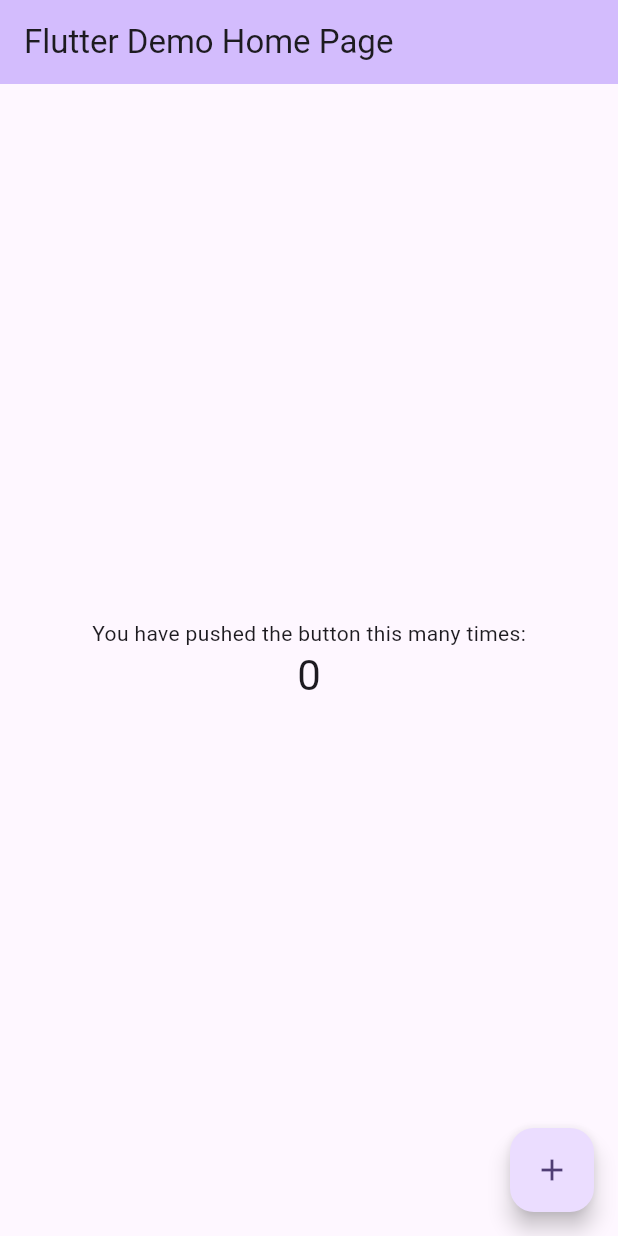
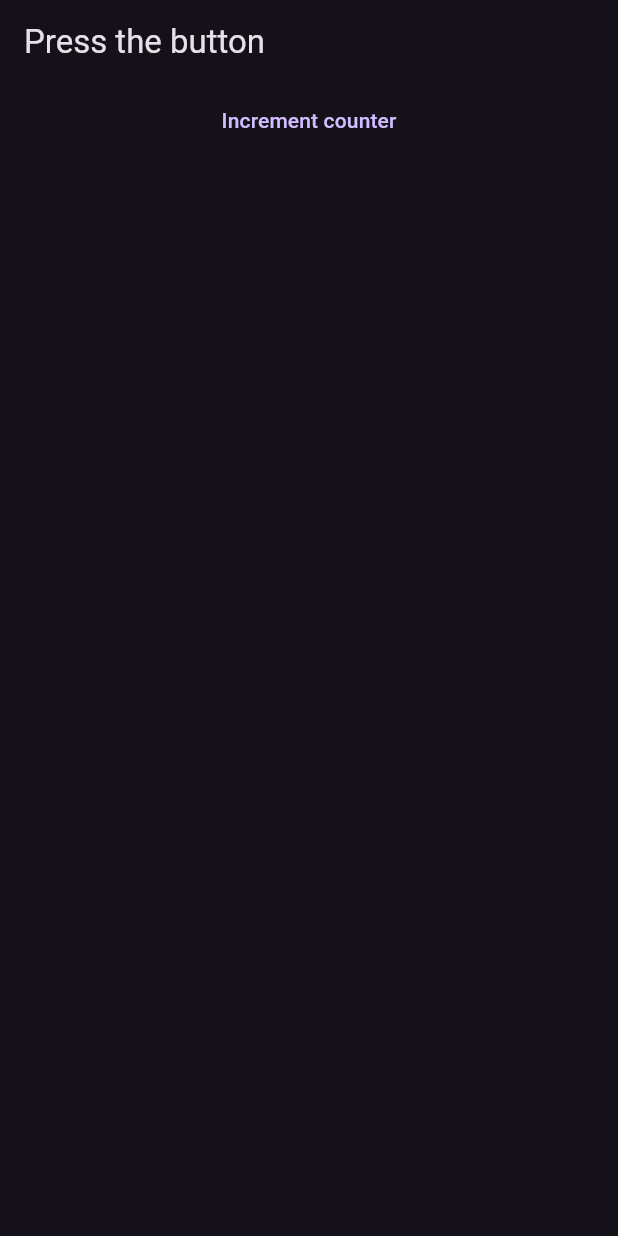
Before and after one commit to ZakBrinlee/flutter-beginner-to-advanced, a Flutter app: the screen it shows after launch, on a phone screen of 412 x 824 dp. Run offline on Flutter 3.47's test engine with Material 3 defaults, Android fonts, the phone set to English and light mode, and no system bars; our stand-ins replace hooks_riverpod.

Commit message:
completes example project 2 with counter app

```diff
--- a/example2/lib/main.dart
+++ b/example2/lib/main.dart
@@ -1,8 +1,42 @@
 import 'package:flutter/material.dart';
+import 'package:hooks_riverpod/hooks_riverpod.dart';
 
 void main() {
-  runApp(const MyApp());
+  runApp(
+    const ProviderScope(
+      child: MyApp(),
+    ), // Wrap your app with ProviderScope
+  );
 }
+
+extension OptionalInfixAddition<T extends num> on T? {
+  T? operator +(T? other) {
+    final shadow = this;
+    if (shadow != null) {
+      return shadow + (other ?? 0) as T;
+    } else {
+      return null;
+    }
+  }
+}
+
+void testIt() {
+  final int? int1 = 1;
+  final int? int2 = null;
+  final result = int1 + int2;
+  print(result);
+}
+
+class CounterNotifier extends StateNotifier<int?> {
+  CounterNotifier() : super(null);
+
+  void increment() => state = state == null ? 1 : state + 1;
+  int? get value => state;
+}
+
+final counterProvider = StateNotifierProvider<CounterNotifier, int?>((ref) {
+  return CounterNotifier();
+});
 
 class MyApp extends StatelessWidget {
   const MyApp({super.key});
@@ -10,116 +44,43 @@ class MyApp extends StatelessWidget {
   // This widget is the root of your application.
   @override
   Widget build(BuildContext context) {
+    testIt();
     return MaterialApp(
       title: 'Flutter Demo',
+      darkTheme: ThemeData.dark(),
+      themeMode: ThemeMode.dark,
       theme: ThemeData(
-        // This is the theme of your application.
-        //
-        // TRY THIS: Try running your application with "flutter run". You'll see
-        // the application has a purple toolbar. Then, without quitting the app,
-        // try changing the seedColor in the colorScheme below to Colors.green
-        // and then invoke "hot reload" (save your changes or press the "hot
-        // reload" button in a Flutter-supported IDE, or press "r" if you used
-        // the command line to start the app).
-        //
-        // Notice that the counter didn't reset back to zero; the application
-        // state is not lost during the reload. To reset the state, use hot
-        // restart instead.
-        //
-        // This works for code too, not just values: Most code changes can be
-        // tested with just a hot reload.
-        colorScheme: ColorScheme.fromSeed(seedColor: Colors.deepPurple),
         useMaterial3: true,
       ),
-      home: const MyHomePage(title: 'Flutter Demo Home Page'),
+      home: const MyHomePage(),
     );
   }
 }
 
-class MyHomePage extends StatefulWidget {
-  const MyHomePage({super.key, required this.title});
-
-  // This widget is the home page of your application. It is stateful, meaning
-  // that it has a State object (defined below) that contains fields that affect
-  // how it looks.
-
-  // This class is the configuration for the state. It holds the values (in this
-  // case the title) provided by the parent (in this case the App widget) and
-  // used by the build method of the State. Fields in a Widget subclass are
-  // always marked "final".
-
-  final String title;
-
+class MyHomePage extends ConsumerWidget {
+  const MyHomePage({super.key});
   @override
-  State<MyHomePage> createState() => _MyHomePageState();
-}
-
-class _MyHomePageState extends State<MyHomePage> {
-  int _counter = 0;
-
-  void _incrementCounter() {
-    setState(() {
-      // This call to setState tells the Flutter framework that something has
-      // changed in this State, which causes it to rerun the build method below
-      // so that the display can reflect the updated values. If we changed
-      // _counter without calling setState(), then the build method would not be
-      // called again, and so nothing would appear to happen.
-      _counter++;
-    });
-  }
-
-  @override
-  Widget build(BuildContext context) {
-    // This method is rerun every time setState is called, for instance as done
-    // by the _incrementCounter method above.
-    //
-    // The Flutter framework has been optimized to make rerunning build methods
-    // fast, so that you can just rebuild anything that needs updating rather
-    // than having to individually change instances of widgets.
+  Widget build(BuildContext context, WidgetRef ref) {
+    // Every time date changes, the widget will rebuild
     return Scaffold(
       appBar: AppBar(
-        // TRY THIS: Try changing the color here to a specific color (to
-        // Colors.amber, perhaps?) and trigger a hot reload to see the AppBar
-        // change color while the other colors stay the same.
-        backgroundColor: Theme.of(context).colorScheme.inversePrimary,
-        // Here we take the value from the MyHomePage object that was created by
-        // the App.build method, and use it to set our appbar title.
-        title: Text(widget.title),
+        // Consumer widgets allow for granular control of the rebuilds
+        title: Consumer(builder: (context, ref, child) {
+          final count = ref.watch(counterProvider);
+          final text = count == null ? 'Press the button' : 'counter: $count';
+          return Text(text);
+        }),
       ),
-      body: Center(
-        // Center is a layout widget. It takes a single child and positions it
-        // in the middle of the parent.
-        child: Column(
-          // Column is also a layout widget. It takes a list of children and
-          // arranges them vertically. By default, it sizes itself to fit its
-          // children horizontally, and tries to be as tall as its parent.
-          //
-          // Column has various properties to control how it sizes itself and
-          // how it positions its children. Here we use mainAxisAlignment to
-          // center the children vertically; the main axis here is the vertical
-          // axis because Columns are vertical (the cross axis would be
-          // horizontal).
-          //
-          // TRY THIS: Invoke "debug painting" (choose the "Toggle Debug Paint"
-          // action in the IDE, or press "p" in the console), to see the
-          // wireframe for each widget.
-          mainAxisAlignment: MainAxisAlignment.center,
-          children: <Widget>[
-            const Text(
-              'You have pushed the button this many times:',
-            ),
-            Text(
-              '$_counter',
-              style: Theme.of(context).textTheme.headlineMedium,
-            ),
-          ],
-        ),
+      body: Column(
+        crossAxisAlignment: CrossAxisAlignment.stretch,
+        children: [
+          TextButton(
+            // if you call a void function inside another void function, you can add it like this
+            onPressed: ref.read(counterProvider.notifier).increment,
+            child: const Text('Increment counter'),
+          )
+        ],
       ),
-      floatingActionButton: FloatingActionButton(
-        onPressed: _incrementCounter,
-        tooltip: 'Increment',
-        child: const Icon(Icons.add),
-      ), // This trailing comma makes auto-formatting nicer for build methods.
     );
   }
 }
```
Also changed, not shown: 40 other files.
